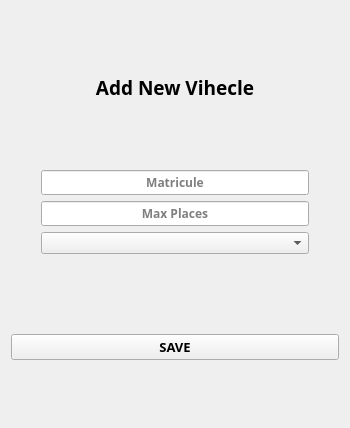
First picture: the form in ui/addVan.ui, repository YassineBaghdadi/TransportingPlanning, before the edit.
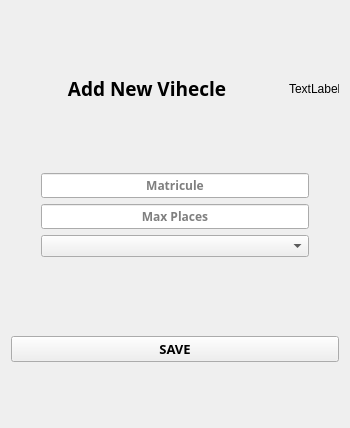
Second picture: the form after the edit.

What changed in the file:
```diff
--- a/ui/addVan.ui
+++ b/ui/addVan.ui
@@ -15,6 +15,8 @@
   </property>
   <layout class="QVBoxLayout" name="verticalLayout_2">
    <item>
+    <layout class="QHBoxLayout" name="horizontalLayout_2">
+     <item>
     <widget class="QLabel" name="label">
      <property name="minimumSize">
       <size>
@@ -45,6 +47,39 @@
     </widget>
    </item>
    <item>
+      <widget class="QLabel" name="back_icon">
+       <property name="minimumSize">
+        <size>
+         <width>50</width>
+         <height>50</height>
+        </size>
+       </property>
+       <property name="maximumSize">
+        <size>
+         <width>50</width>
+         <height>50</height>
+        </size>
+       </property>
+       <property name="cursor">
+        <cursorShape>PointingHandCursor</cursorShape>
+       </property>
+       <property name="styleSheet">
+        <string notr="true">QLabel#back_icon:hover {
+	
+	border-color: rgb(23, 155, 255);
+}</string>
+       </property>
+       <property name="text">
+        <string>TextLabel</string>
+       </property>
+       <property name="alignment">
+        <set>Qt::AlignLeading|Qt::AlignLeft|Qt::AlignVCenter</set>
+       </property>
+      </widget>
+     </item>
+    </layout>
+   </item>
+   <item>
     <layout class="QVBoxLayout" name="verticalLayout">
      <property name="leftMargin">
       <number>30</number>
```
Left out of the diff: 4 changed lines with no effect on the pictures. Lines whose indentation alone changed are shown as unchanged.
